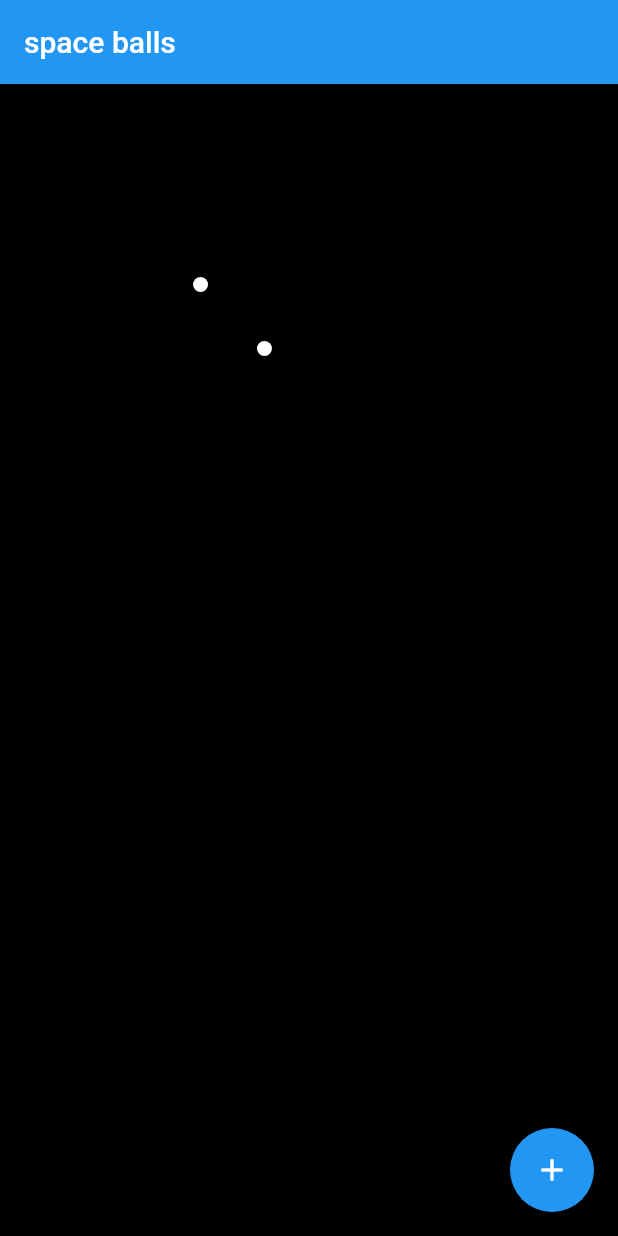
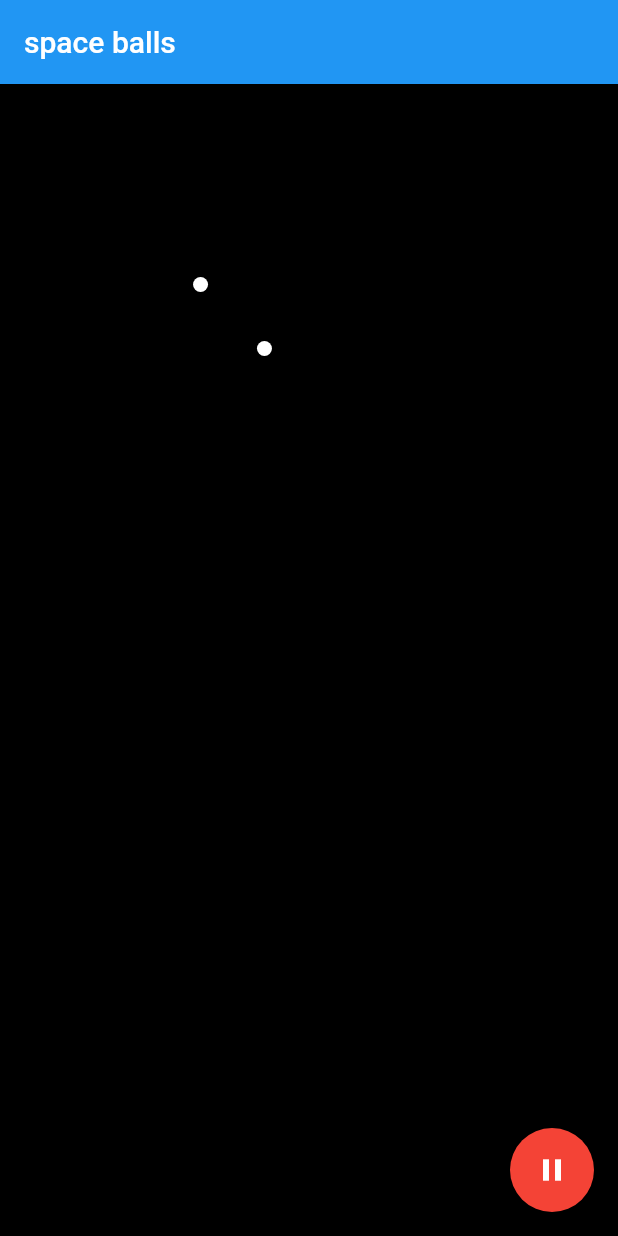
Before and after one commit to Boucaa/orbit_bound, a Flutter app: the screen it shows after launch, on a phone screen of 412 x 824 dp. Run offline on Flutter 3.47's test engine with Material 2 defaults, Android fonts, the light colour scheme and no system bars; our stand-ins replace bloc, equatable, flutter_bloc.

Commit message:
play pause button

```diff
--- a/lib/business/game_bloc.dart
+++ b/lib/business/game_bloc.dart
@@ -36,6 +36,11 @@ class GameBloc extends Bloc<GameEvent, GameState> {
         const Duration(milliseconds: 16),
         (timer) => add(Tick()),
       );
+      emit(state.copyWith(isRunning: true));
+    });
+    on<Stop>((event, emit) {
+      tickTimer?.cancel();
+      emit(state.copyWith(isRunning: false));
     });
     on<Tick>((event, emit) {
       final objects = state.objects;
--- a/lib/business/game_event.dart
+++ b/lib/business/game_event.dart
@@ -10,3 +10,5 @@ abstract class GameEvent extends Equatable {
 class Tick extends GameEvent {}
 
 class Start extends GameEvent {}
+
+class Stop extends GameEvent {}
--- a/lib/business/game_state.dart
+++ b/lib/business/game_state.dart
@@ -2,21 +2,26 @@ part of 'game_bloc.dart';
 
 class GameState extends Equatable {
   final List<GameObject> objects;
+  final bool isRunning;
 
   const GameState({
     this.objects = const [],
+    this.isRunning = false,
   });
 
   GameState copyWith({
     List<GameObject>? objects,
+    bool? isRunning,
   }) {
     return GameState(
       objects: objects ?? this.objects,
+      isRunning: isRunning ?? this.isRunning,
     );
   }
 
   @override
   List<Object> get props => [
         objects,
-  ];
+        isRunning,
+      ];
 }
--- a/lib/ui/game_body.dart
+++ b/lib/ui/game_body.dart
@@ -1,4 +1,6 @@
 import 'package:flutter/material.dart';
+import 'package:flutter_bloc/flutter_bloc.dart';
+import 'package:space_balls/business/game_bloc.dart';
 import 'package:space_balls/ui/game.dart';
 
 class GameBody extends StatelessWidget {
@@ -6,6 +8,30 @@ class GameBody extends StatelessWidget {
 
   @override
   Widget build(BuildContext context) {
-    return const Game();
+    return Scaffold(
+      appBar: AppBar(
+        title: const Text('space balls'),
+      ),
+      body: const Game(),
+      floatingActionButton: FloatingActionButton(
+        onPressed: () {
+          if (context.read<GameBloc>().state.isRunning) {
+            context.read<GameBloc>().add(Stop());
+          } else {
+            context.read<GameBloc>().add(Start());
+          }
+        },
+        tooltip: 'pause',
+        backgroundColor: context.watch<GameBloc>().state.isRunning
+            ? Colors.red
+            : Colors.green,
+        child: Icon(
+          context.watch<GameBloc>().state.isRunning
+              ? Icons.pause
+              : Icons.play_arrow,
+          color: Colors.white,
+        ),
+      ),
+    );
   }
 }
--- a/lib/ui/game_page.dart
+++ b/lib/ui/game_page.dart
@@ -8,21 +8,9 @@ class GamePage extends StatelessWidget {
 
   @override
   Widget build(BuildContext context) {
-    return Scaffold(
-      appBar: AppBar(
-        title: const Text('space balls'),
-      ),
-      body: BlocProvider(
-        create: (context) => GameBloc()..add(Start()),
-        child: const GameBody(),
-      ),
-      floatingActionButton: FloatingActionButton(
-        onPressed: () {
-          // Add your onPressed code here!
-        },
-        tooltip: 'Increment',
-        child: const Icon(Icons.add),
-      ), // This trailing comma makes auto-formatting nicer for build methods.
+    return BlocProvider(
+      create: (context) => GameBloc()..add(Start()),
+      child: const GameBody(),
     );
   }
 }
```
